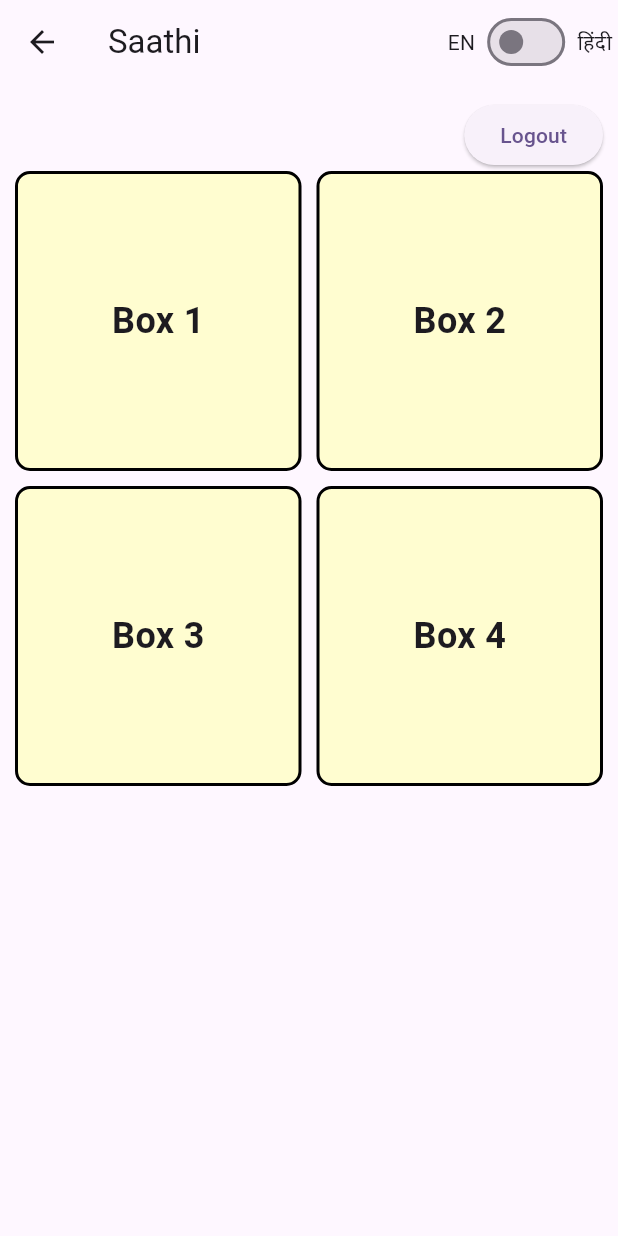
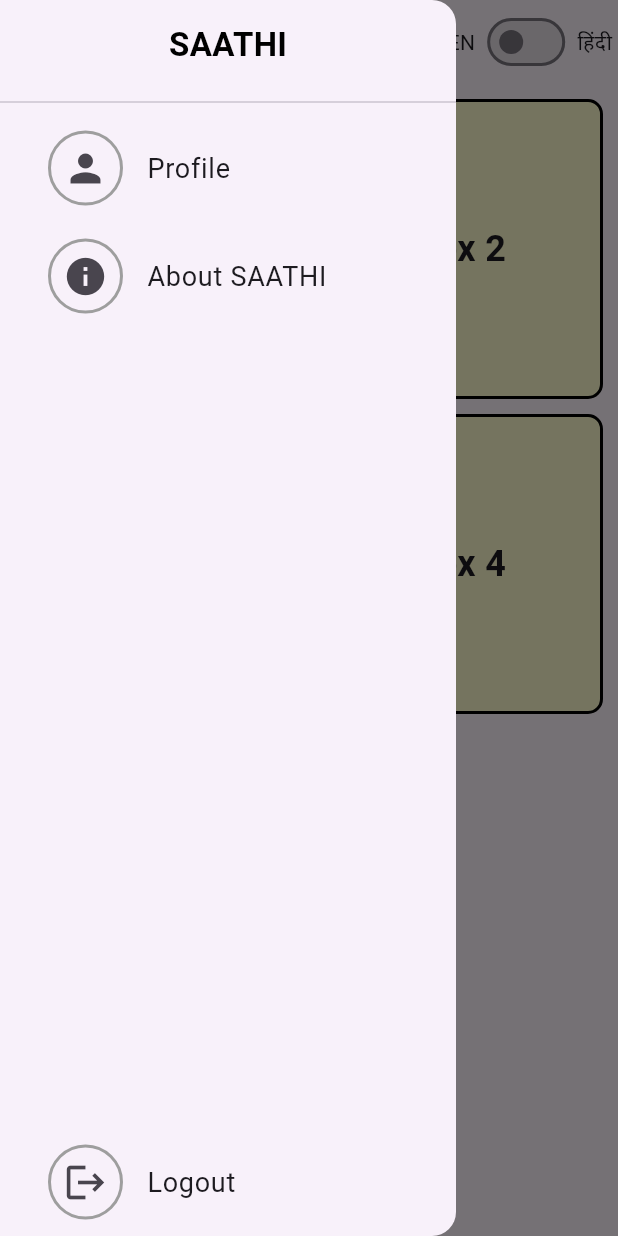
Before and after one commit to Devanshv17/SAATHI-, a Flutter app: the HomePage screen opened by its route, with the side drawer open (before the commit the screen has no drawer), on a phone screen of 412 x 824 dp. Run offline on Flutter 3.47's test engine with Material 3 defaults, Android fonts, the light colour scheme and no system bars; our stand-ins replace firebase_auth, firebase_core, shared_preferences; missing offline and left inert: translator_plus; accounts and stored records are empty.

Commit message:
menu added

```diff
--- a/lib/homepage.dart
+++ b/lib/homepage.dart
@@ -2,9 +2,8 @@
 import 'package:provider/provider.dart';
 import 'language_notifier.dart';
 import 'navbar.dart';
+import 'menu_bar.dart'; // Contains CustomMenuBar
 import 'package:translator_plus/translator_plus.dart';
-import 'package:shared_preferences/shared_preferences.dart';
-import 'login.dart';
 
 class HomePage extends StatefulWidget {
   const HomePage({Key? key}) : super(key: key);
@@ -20,21 +19,6 @@
   String box2Text = 'Box 2';
   String box3Text = 'Box 3';
   String box4Text = 'Box 4';
-
-  @override
-  void initState() {
-    super.initState();
-    _checkLoginStatus();
-  }
-
-  Future<void> _checkLoginStatus() async {
-    SharedPreferences prefs = await SharedPreferences.getInstance();
-    bool loggedIn = prefs.getBool('loggedIn') ?? false;
-    if (!loggedIn) {
-      // If not logged in, redirect to login.
-      Navigator.pushReplacementNamed(context, '/login');
-    }
-  }
 
   @override
   void didChangeDependencies() {
@@ -62,7 +46,7 @@
           box4Text = results[4].text;
         });
       } catch (e) {
-        // Fallback to English.
+        // Fallback to English if translation fails.
       }
     } else {
       setState(() {
@@ -102,14 +86,6 @@
     );
   }
 
-  Future<void> _logout() async {
-    SharedPreferences prefs = await SharedPreferences.getInstance();
-    await prefs.setBool('loggedIn', false);
-    // Optionally, also sign out of Firebase:
-    // await FirebaseAuth.instance.signOut();
-    Navigator.pushReplacementNamed(context, '/login');
-  }
-
   @override
   Widget build(BuildContext context) {
     final isHindi = Provider.of<LanguageNotifier>(context).isHindi;
@@ -122,20 +98,14 @@
               .toggleLanguage(value);
           _updateTranslations();
         },
+        showMenuButton: true, // Shows the hamburger icon.
       ),
+      drawer: const CustomMenuBar(), // Left-side drawer.
       body: SingleChildScrollView(
         child: Padding(
           padding: const EdgeInsets.all(10.0),
           child: Column(
             children: [
-              // Example logout button:
-              Align(
-                alignment: Alignment.topRight,
-                child: ElevatedButton(
-                  onPressed: _logout,
-                  child: Text(isHindi ? 'लॉगआउट' : 'Logout'),
-                ),
-              ),
               buildRow(box1Text, box2Text),
               const SizedBox(height: 10),
               buildRow(box3Text, box4Text),
--- /dev/null
+++ b/lib/menu_bar.dart
@@ -0,0 +1,102 @@
+import 'package:flutter/material.dart';
+import 'package:shared_preferences/shared_preferences.dart';
+
+class CustomMenuBar extends StatelessWidget {
+  const CustomMenuBar({Key? key}) : super(key: key);
+
+  Future<void> _logout(BuildContext context) async {
+    // Clear login flag and optionally sign out from FirebaseAuth.
+    SharedPreferences prefs = await SharedPreferences.getInstance();
+    await prefs.setBool('loggedIn', false);
+    Navigator.pushReplacementNamed(context, '/login');
+  }
+
+  Widget _buildMenuItem({
+    required IconData iconData,
+    required String title,
+    required VoidCallback onTap,
+  }) {
+    return Padding(
+      padding: const EdgeInsets.symmetric(vertical: 8.0, horizontal: 16.0),
+      child: ListTile(
+        leading: Container(
+          decoration: BoxDecoration(
+            shape: BoxShape.circle,
+            border: Border.all(color: Colors.grey, width: 2.0),
+          ),
+          padding: const EdgeInsets.all(8.0),
+          child: Icon(
+            iconData,
+            size: 30, // Increased icon size
+          ),
+        ),
+        title: Text(
+          title,
+          style: const TextStyle(fontSize: 18), // Increased text size
+        ),
+        onTap: onTap,
+      ),
+    );
+  }
+
+  @override
+  Widget build(BuildContext context) {
+    // Set drawer width to 75% of screen width.
+    final width = MediaQuery.of(context).size.width * 0.75;
+    return Drawer(
+      child: SafeArea(
+        child: Container(
+          width: width,
+          child: Column(
+            children: [
+              // Header bar on top without colored background.
+              Container(
+                width: double.infinity,
+                height: 60,
+                alignment: Alignment.center,
+                child: const Text(
+                  "SAATHI",
+                  style: TextStyle(
+                    color: Colors.black,
+                    fontSize: 22,
+                    fontWeight: FontWeight.bold,
+                  ),
+                ),
+              ),
+              const Divider(),
+              // Menu items.
+              Expanded(
+                child: ListView(
+                  children: [
+                    _buildMenuItem(
+                      iconData: Icons.person,
+                      title: "Profile",
+                      onTap: () {
+                        // Handle Profile tap.
+                        Navigator.pop(context);
+                      },
+                    ),
+                    _buildMenuItem(
+                      iconData: Icons.info,
+                      title: "About SAATHI",
+                      onTap: () {
+                        // Handle About SAATHI tap.
+                        Navigator.pop(context);
+                      },
+                    ),
+                  ],
+                ),
+              ),
+              // Logout option at the bottom.
+              _buildMenuItem(
+                iconData: Icons.logout,
+                title: "Logout",
+                onTap: () => _logout(context),
+              ),
+            ],
+          ),
+        ),
+      ),
+    );
+  }
+}
--- a/lib/navbar.dart
+++ b/lib/navbar.dart
@@ -4,17 +4,33 @@
   final String title;
   final bool isHindi;
   final ValueChanged<bool> onToggleLanguage;
+  final bool showMenuButton; // Show menu button only if user is logged in
 
   const NavBar({
     Key? key,
     required this.title,
     required this.isHindi,
     required this.onToggleLanguage,
+    this.showMenuButton = false,
   }) : super(key: key);
 
   @override
   Widget build(BuildContext context) {
     return AppBar(
+      // Display hamburger menu if showMenuButton is true
+      leading: showMenuButton
+          ? Builder(
+        builder: (context) {
+          return IconButton(
+            icon: const Icon(Icons.menu),
+            onPressed: () {
+              // Open left-side drawer
+              Scaffold.of(context).openDrawer();
+            },
+          );
+        },
+      )
+          : null,
       title: Text(title),
       actions: [
         Row(
```
